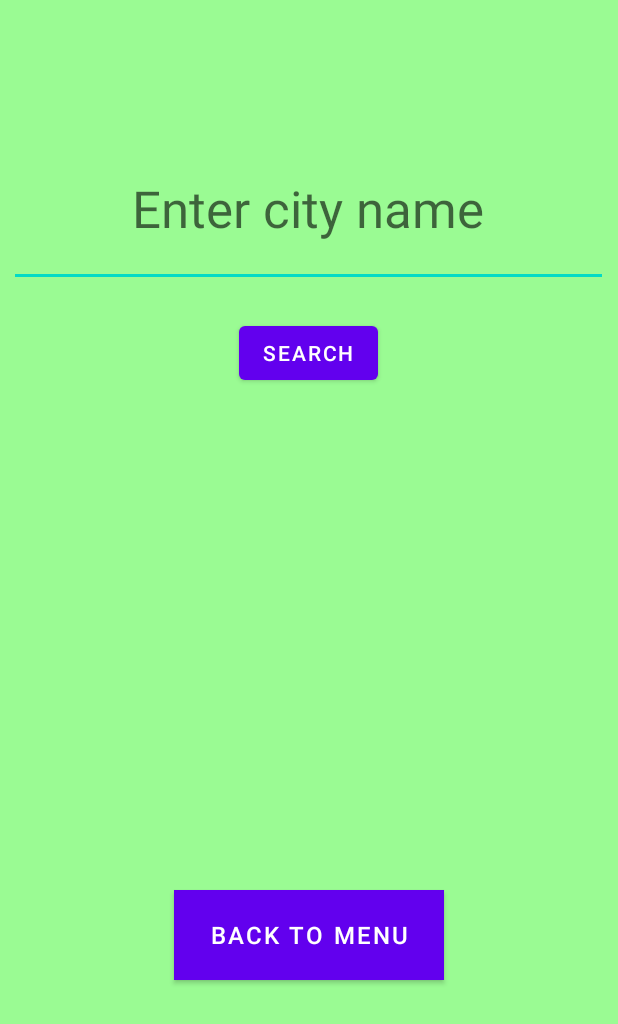
After one commit to sikudova/MobileApplication, an Android app: the CityFinder screen opened directly, with no data from a screen before it, on a phone screen of 412 x 824 dp. The commit adds this screen. Shown: the top 1024 px of the screen. Run offline under Robolectric (Android 15) with nearby library versions, the light colour scheme and no system bars; our stand-ins replace Volley.

Commit message:
feat: weather, details

```diff
--- a/app/build.gradle
+++ b/app/build.gradle
@@ -36,4 +36,5 @@ dependencies {
     androidTestImplementation 'androidx.test.ext:junit:1.1.4'
     androidTestImplementation 'androidx.test.espresso:espresso-core:3.5.0'
     implementation 'com.google.mlkit:translate:17.0.0'
+    implementation 'com.android.volley:volley:1.2.1'
 }
--- a/app/src/main/AndroidManifest.xml
+++ b/app/src/main/AndroidManifest.xml
@@ -2,6 +2,8 @@
 <manifest xmlns:android="http://schemas.android.com/apk/res/android"
     xmlns:tools="http://schemas.android.com/tools">
 
+    <uses-permission android:name="android.permission.INTERNET " />
+    <uses-permission android:name="android.permission.ACCESS_NETWORK_STATE " />
 
     <application
         android:allowBackup="true"
@@ -9,6 +11,7 @@
         android:fullBackupContent="@xml/backup_rules"
         android:icon="@mipmap/ic_launcher"
         android:label="@string/app_name"
+        android:networkSecurityConfig="@xml/network_security_config"
         android:roundIcon="@mipmap/ic_launcher_round"
         android:supportsRtl="true"
         android:theme="@style/splashScreenTheme"
@@ -16,6 +19,8 @@
         <activity android:name=".QuizActivity" />
         <activity android:name=".TranslatorActivity" />
         <activity android:name=".TranslatingActivity" />
+        <activity android:name=".WeatherActivity" />
+        <activity android:name=".CityFinder" />
         <activity
             android:name=".MainActivity"
             android:exported="true">
--- /dev/null
+++ b/app/src/main/java/cz/utb/fai/myproject/CityFinder.java
@@ -0,0 +1,94 @@
+package cz.utb.fai.myproject;
+
+import android.content.Intent;
+import android.os.Bundle;
+import android.view.View;
+import android.widget.Button;
+import android.widget.EditText;
+import android.widget.TextView;
+import android.widget.Toast;
+
+import androidx.annotation.Nullable;
+import androidx.appcompat.app.AppCompatActivity;
+
+import com.android.volley.Request;
+import com.android.volley.RequestQueue;
+import com.android.volley.Response;
+import com.android.volley.VolleyError;
+import com.android.volley.toolbox.StringRequest;
+import com.android.volley.toolbox.Volley;
+
+import org.json.JSONException;
+import org.json.JSONObject;
+
+import java.text.DecimalFormat;
+
+
+public class CityFinder extends AppCompatActivity implements View.OnClickListener {
+
+    final String API_KEY = "c09cc2ee80bfbb4f33dac7ea05138845";
+    final String WEATHER_URL = "https://api.openweathermap.org/data/2.5/weather";
+    DecimalFormat df = new DecimalFormat("#.##");
+
+
+    EditText cityName;
+    TextView temperature;
+    TextView feelingTemperature;
+    Button searchBtn;
+    TextView currentInfoCity;
+    Button backBtn;
+
+    @Override
+    protected void onCreate(@Nullable Bundle savedInstanceState) {
+        super.onCreate(savedInstanceState);
+        setContentView(R.layout.location_weather);
+        cityName = findViewById(R.id.location);
+        temperature = findViewById(R.id.weather_celsius);
+        searchBtn = findViewById(R.id.search_city_btn);
+        feelingTemperature = findViewById(R.id.feels_like);
+        currentInfoCity = findViewById(R.id.current_city_info);
+        backBtn = findViewById(R.id.back_btn_weather_city);
+        backBtn.setOnClickListener(this);
+    }
+
+    public void getWeatherDetails(View view) {
+        String tempUrl = "";
+        String city = cityName.getText().toString().trim();
+
+        tempUrl = WEATHER_URL + "?q=" + city + "&appid=" + API_KEY;
+
+        StringRequest stringRequest = new StringRequest(Request.Method.POST, tempUrl, new Response.Listener<String>() {
+            @Override
+            public void onResponse(String response) {
+                try {
+                    JSONObject jsonResponse = new JSONObject(response);
+                    JSONObject jsonObjectMain = jsonResponse.getJSONObject("main");
+                    double temp = jsonObjectMain.getDouble("temp") - 273.15;
+                    double feelsLike = jsonObjectMain.getDouble("feels_like") - 273.15;
+                    String cityName = jsonResponse.getString("name");
+                    currentInfoCity.setText("Weather in " + cityName);
+                    temperature.setText(df.format(temp) + " °C");
+                    feelingTemperature.setText("Feels like " + df.format(feelsLike) + " °C");
+                } catch (JSONException e) {
+                    e.printStackTrace();
+                }
+            }
+        }, new Response.ErrorListener() {
+            @Override
+            public void onErrorResponse(VolleyError error) {
+                Toast.makeText(CityFinder.this, error.toString().trim(), Toast.LENGTH_SHORT).show();
+            }
+        });
+        RequestQueue requestQueue = Volley.newRequestQueue(getApplicationContext());
+        requestQueue.add(stringRequest);
+    }
+
+    @Override
+    public void onClick(View view) {
+        Button clickedBtn = (Button) view;
+        if (clickedBtn.getId() == backBtn.getId()) {
+            Intent intent = new Intent(CityFinder.this, MainActivity.class);
+            startActivity(intent);
+        }
+    }
+}
--- /dev/null
+++ b/app/src/main/res/layout/location_weather.xml
@@ -0,0 +1,70 @@
+<?xml version="1.0" encoding="utf-8"?>
+<RelativeLayout xmlns:android="http://schemas.android.com/apk/res/android"
+    android:layout_width="match_parent"
+    android:layout_height="match_parent"
+    android:background="#9AFB93">
+
+    <Button
+        android:id="@+id/back_btn_weather_city"
+        android:layout_width="180dp"
+        android:layout_height="60dp"
+        android:layout_alignParentTop="true"
+        android:layout_centerHorizontal="true"
+        android:layout_marginTop="593dp"
+        android:background="#47ADBF"
+        android:text="Back to Menu"
+        android:textSize="16sp" />
+
+    <EditText
+        android:id="@+id/location"
+        android:layout_width="399dp"
+        android:layout_height="104dp"
+        android:layout_alignParentTop="true"
+        android:layout_centerHorizontal="true"
+        android:layout_marginTop="87dp"
+        android:gravity="center"
+        android:hint="Enter city name"
+        android:textSize="34sp" />
+
+    <TextView
+        android:id="@+id/weather_celsius"
+        android:layout_width="295dp"
+        android:layout_height="105dp"
+        android:layout_alignParentBottom="true"
+        android:layout_centerHorizontal="true"
+        android:layout_marginBottom="245dp"
+        android:gravity="center"
+        android:text=""
+        android:textSize="60sp" />
+
+    <Button
+        android:id="@+id/search_city_btn"
+        android:layout_width="wrap_content"
+        android:layout_height="wrap_content"
+        android:layout_alignParentTop="true"
+        android:layout_centerHorizontal="true"
+        android:layout_marginTop="211dp"
+        android:onClick="getWeatherDetails"
+        android:text="Search" />
+
+    <TextView
+        android:id="@+id/feels_like"
+        android:layout_width="209dp"
+        android:layout_height="44dp"
+        android:layout_alignParentBottom="true"
+        android:layout_centerHorizontal="true"
+        android:layout_marginBottom="195dp"
+        android:gravity="center|center_horizontal|center_vertical"
+        android:textSize="24sp" />
+
+    <TextView
+        android:id="@+id/current_city_info"
+        android:layout_width="234dp"
+        android:layout_height="51dp"
+        android:layout_alignParentBottom="true"
+        android:layout_centerHorizontal="true"
+        android:layout_marginBottom="381dp"
+        android:gravity="center|center_horizontal|center_vertical"
+        android:textSize="20sp" />
+
+</RelativeLayout>
--- a/app/src/main/res/layout/translator_activity.xml
+++ b/app/src/main/res/layout/translator_activity.xml
@@ -48,7 +48,7 @@
         app:layout_constraintTop_toTopOf="parent" />
 
     <Button
-        android:id="@+id/back_btn"
+        android:id="@+id/back_btn_translator"
         android:layout_width="180dp"
         android:layout_height="60dp"
         android:layout_marginTop="78dp"
--- /dev/null
+++ b/app/src/main/res/xml/network_security_config.xml
@@ -0,0 +1,4 @@
+<?xml version="1.0" encoding="utf-8"?>
+<network-security-config>
+    <base-config cleartextTrafficPermitted="true" />
+</network-security-config>
```
Also changed, not shown: app/src/main/java/cz/utb/fai/myproject/MainActivity.java (+7 -0 lines), app/src/main/java/cz/utb/fai/myproject/TranslatingActivity.java (+13 -13 lines), app/src/main/java/cz/utb/fai/myproject/TranslatorActivity.java (+7 -7 lines), app/src/main/java/cz/utb/fai/myproject/WeatherActivity.java (added, +55 -0 lines), app/src/main/res/layout/activity_main.xml (+13 -6 lines), app/src/main/res/layout/weather_activity.xml (added, +41 -0 lines).
